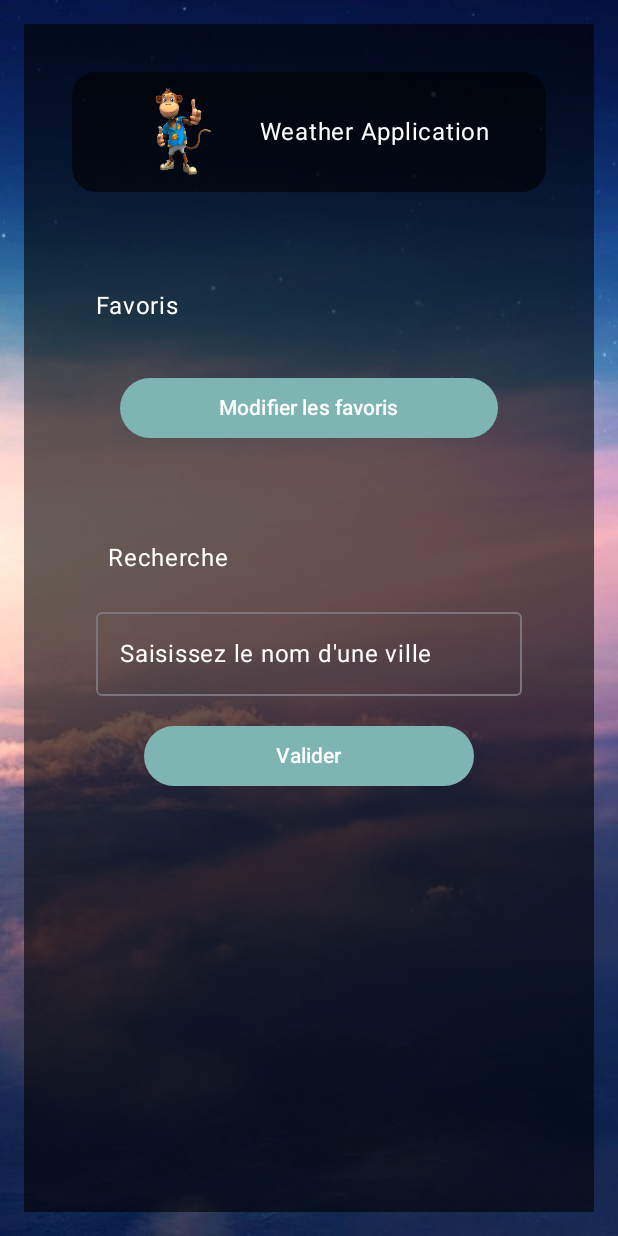
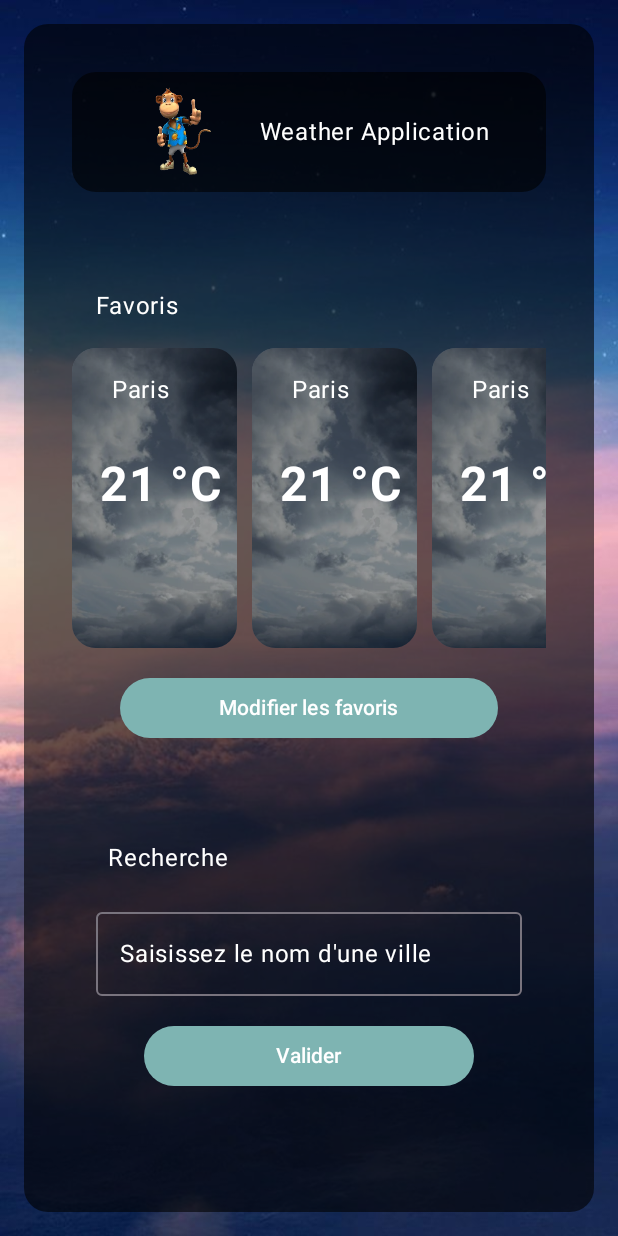
Before and after one commit to ArkAow/App-R4.11-Kotlin, an Android app built with Jetpack Compose: the screen it shows after launch (MainActivity), on a phone screen of 412 x 824 dp. Run offline under Robolectric (Android 15) with nearby library versions, the phone set to English and light mode, and no system bars; our stand-ins replace livedata-compose.

Commit message:
modif affichage favoris

```diff
--- a/androidWeatherApp/src/main/AndroidManifest.xml
+++ b/androidWeatherApp/src/main/AndroidManifest.xml
@@ -1,5 +1,7 @@
 <?xml version="1.0" encoding="utf-8"?>
 <manifest xmlns:android="http://schemas.android.com/apk/res/android">
+
+    <uses-permission android:name="android.permission.INTERNET" />
 
     <application
         android:allowBackup="false"
--- a/androidWeatherApp/src/main/java/Data/WeatherViewModel.kt
+++ b/androidWeatherApp/src/main/java/Data/WeatherViewModel.kt
@@ -13,7 +13,7 @@ class WeatherViewModel(private val repository: WeatherRepository = WeatherReposi
 
     fun getWeatherForCity(cityName: String) {
         viewModelScope.launch {
-            val response = repository.getWeather(cityName, "7515a0aee27e9f71154316a53da362ba")
+            val response = repository.getWeather(cityName, "2d71de94af02dc9fb9cc8467f83779f7")
             if (response.isSuccessful) {
                 _weatherState.postValue(response.body())
             } else {
--- a/androidWeatherApp/src/main/java/fr/unilim/weatherapplication/android/MainActivity.kt
+++ b/androidWeatherApp/src/main/java/fr/unilim/weatherapplication/android/MainActivity.kt
@@ -40,7 +40,9 @@ import androidx.compose.ui.layout.ContentScale
 import androidx.compose.ui.platform.LocalContext
 import androidx.compose.ui.res.painterResource
 import androidx.compose.ui.text.TextStyle
+import androidx.compose.ui.text.font.FontWeight
 import androidx.compose.ui.unit.dp
+import androidx.compose.ui.unit.sp
 import androidx.lifecycle.viewmodel.compose.viewModel
 import kotlinx.coroutines.InternalCoroutinesApi
 import java.util.Calendar
@@ -98,7 +100,10 @@ fun WeatherApp() {
             Box(
                 modifier = Modifier
                     .fillMaxSize()
-                    .background(Color.Black.copy(alpha = 0.6f))
+                    .background(
+                        Color.Black.copy(alpha = 0.6f),
+                        shape = RoundedCornerShape(16.dp)
+                    )
                     .padding(16.dp)
             ) {
 
@@ -195,6 +200,7 @@ fun AppHeader() {
 
 @Composable
 fun FavoriteCitiesSection(cities: List<String>, weatherViewModel: WeatherViewModel = viewModel()) {
+
     Column(modifier = Modifier.fillMaxWidth()) {
         val weatherResponse by weatherViewModel.weatherState.observeAsState()
 
@@ -206,12 +212,12 @@ fun FavoriteCitiesSection(cities: List<String>, weatherViewModel: WeatherViewMod
         LazyRow {
             items(cities.size) { index ->
                 val city = cities[index]
-                if (city.isNotEmpty()) { // Vérifier si le nom de la ville n'est pas vide
+                if (city != "") { // Vérifier si le nom de la ville n'est pas vide
                     println("Le nom de la ville n'est pas vide")
-                    weatherResponse?.let { weather ->
+                    //weatherResponse?.let { weather ->
                         println("la réponse de l'api est ok")
-                        FavoriteCityItem(weather = weather)
-                    }
+                        FavoriteCityItem(/*weather = weather*/)
+                    //}
                 }
             }
         }
@@ -236,6 +242,7 @@ fun SearchCitySection(weatherViewModel: WeatherViewModel = viewModel()) {
                 .padding(horizontal = 8.dp)
 
         )
+
         OutlinedTextField(
             value = searchedName,
             onValueChange = { searchedName = it },
@@ -269,16 +276,16 @@ fun SearchCitySection(weatherViewModel: WeatherViewModel = viewModel()) {
             )
         }
 
-        weatherResponse?.let { weather ->
-            WeatherDisplay(weather = weather)
-        }
+        //weatherResponse?.let { weather ->
+            WeatherDisplay(/*weather = weather*/)
+        //}
     }
 }
 
 
 @Composable
-fun FavoriteCityItem(weather: WeatherResponse) {
-    val weatherImage: Painter = painterResource(id = getWeatherImageResourceId(weather.name))
+fun FavoriteCityItem(/*weather: WeatherResponse*/) {
+    val weatherImage: Painter = painterResource(id = getWeatherImageResourceId("Clouds"/*weather.name*/))
 
     Box(
         modifier = Modifier
@@ -298,16 +305,31 @@ fun FavoriteCityItem(weather: WeatherResponse) {
                 .size(120.dp, 200.dp)
                 .background(
                     Color.Black.copy(
-                        alpha = 0.4f),
+                        alpha = 0.4f
+                    ),
                     shape = RoundedCornerShape(16.dp)
                 ),
             contentAlignment = Alignment.TopCenter
         ) {
-            Text(
-                text = weather.name,
-                color = Color.White,
-                modifier = Modifier.padding(top = 16.dp)
-            )
+            Column {
+                // nom de la ville
+                Text(
+                    text = "Paris", //"/*${weather.name}°C*/",
+                    color = Color.White,
+                    modifier = Modifier.padding(16.dp)
+                )
+
+                Spacer(modifier = Modifier.height(16.dp))
+
+                // temperature de la ville
+                Text(
+                    text = "21 °C", //"${weather.main.temp}°C",
+                    color = Color.White,
+                    fontSize = 32.sp,
+                    fontWeight = FontWeight.Bold,
+                    modifier = Modifier.padding(start = 8.dp)
+                )
+            }
         }
     }
 }
@@ -325,7 +347,7 @@ fun getWeatherImageResourceId(weather: String): Int {
 
 
 @Composable
-fun WeatherDisplay(weather: WeatherResponse) {
+fun WeatherDisplay(/*weather: WeatherResponse*/) {
     Column(
         modifier = Modifier
             .fillMaxSize()
@@ -441,8 +463,6 @@ fun WeatherDisplay(weather: WeatherResponse) {
                     Spacer(modifier =Modifier.height(16.dp))
                 }
             }
-            Spacer(modifier =Modifier.height(85.dp))
-            Text(text = "Application développé par Baptiste Lafarge et Axel Pignol", color = Color.Black, fontSize = 12.sp)
         }
         */
     }
```
Also changed, not shown: androidWeatherApp/src/main/res/mipmap/weather_report_icon.png (deleted).
